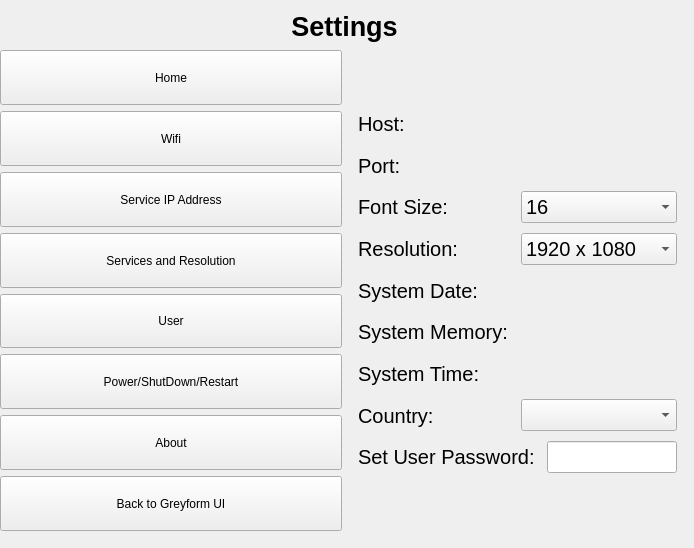
This is Greyform/Python_Application/UI_Design/setting.ui in mokzhizhuan/GreyForm_UIs as Qt 5 draws it before an edit. The edited form follows.
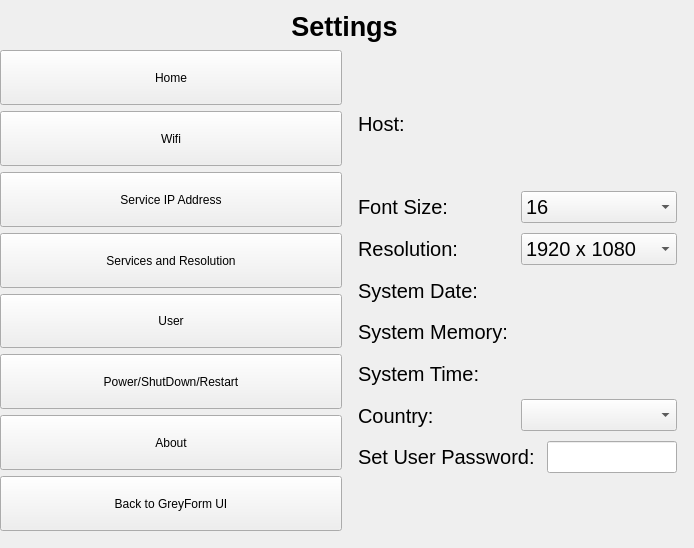
This is the edited form. The open tabs and pages were chosen to show the change.

What changed in the file:
```diff
--- a/Greyform/Python_Application/UI_Design/setting.ui
+++ b/Greyform/Python_Application/UI_Design/setting.ui
@@ -163,7 +163,7 @@
          </sizepolicy>
         </property>
         <property name="text">
-         <string>Back to Greyform UI</string>
+         <string>Back to GreyForm UI</string>
         </property>
        </widget>
       </item>
@@ -651,24 +651,6 @@
            <string>System Memory: </string>
           </property>
          </widget>
-         <widget class="QLabel" name="Port">
-          <property name="geometry">
-           <rect>
-            <x>10</x>
-            <y>69</y>
-            <width>319</width>
-            <height>35</height>
-           </rect>
-          </property>
-          <property name="font">
-           <font>
-            <pointsize>15</pointsize>
-           </font>
-          </property>
-          <property name="text">
-           <string>Port:</string>
-          </property>
-         </widget>
         </widget>
         <widget class="QWidget" name="UserPage"/>
         <widget class="QWidget" name="AboutPage">
```
Left out of the diff: 34 changed lines with no effect on the pictures.
